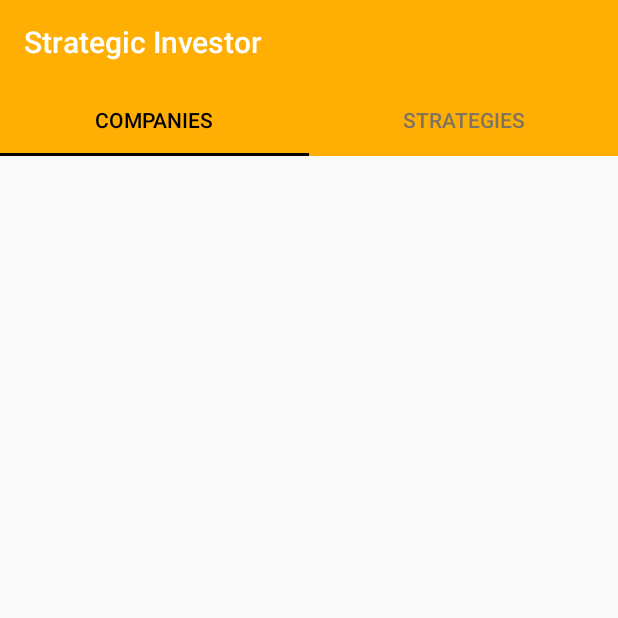
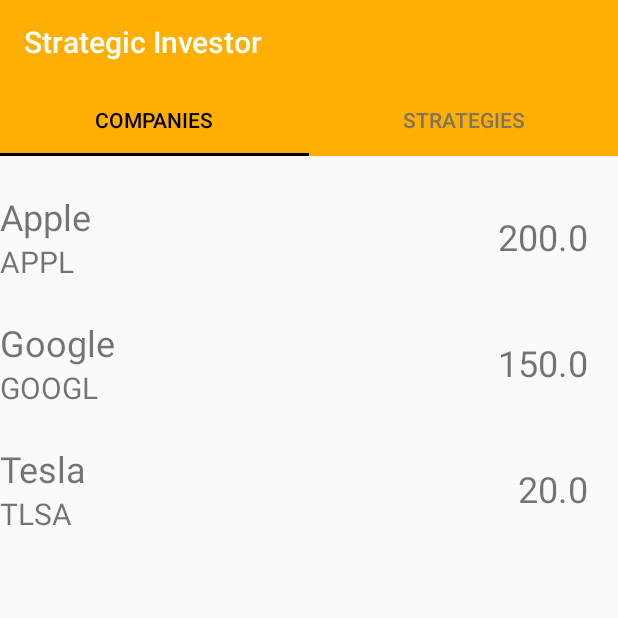
Before and after one commit to matthewwen/StrategicInvestor, an Android app: the screen it shows after launch (Home), on a phone screen of 412 x 824 dp, the top half of it. Run offline under Robolectric (Android 15) with nearby library versions, the phone set to English and light mode, and no system bars.

Commit message:
fixed it so now it is working

```diff
--- a/app/src/main/java/com/strategicinvestor/strategicinvestor/fragment/CompaniesFragment.java
+++ b/app/src/main/java/com/strategicinvestor/strategicinvestor/fragment/CompaniesFragment.java
@@ -1,6 +1,7 @@
 package com.strategicinvestor.strategicinvestor.fragment;
 
 import android.os.Bundle;
+import android.support.annotation.NonNull;
 import android.support.v4.app.Fragment;
 import android.support.v7.widget.LinearLayoutManager;
 import android.support.v7.widget.RecyclerView;
@@ -24,10 +25,11 @@ public class CompaniesFragment extends Fragment {
         return new CompaniesFragment();
     }
 
+
     @Override
-    public void onCreate(Bundle savedInstanceState) {
-        super.onCreate(savedInstanceState);
-
+    public View onCreateView(@NonNull LayoutInflater inflater, ViewGroup container,
+                             Bundle savedInstanceState) {
+        View view = inflater.inflate(R.layout.fragment_companies, container, false);
         Company company = new Company("APPL", "Apple", 200);
         Company company1 = new Company("GOOGL", "Google", 150);
         Company company2 = new Company("TLSA", "Tesla", 20);
@@ -38,15 +40,11 @@ public class CompaniesFragment extends Fragment {
 
         UserCompanyAdapter adapter = new UserCompanyAdapter(allCompany);
 
-        RecyclerView recyclerView = getView().findViewById(R.id.recycle_view);
+        RecyclerView recyclerView = view.findViewById(R.id.recycle_view);
         LinearLayoutManager manager = new LinearLayoutManager(getContext());
         recyclerView.setLayoutManager(manager);
         recyclerView.setAdapter(adapter);
-    }
 
-    @Override
-    public View onCreateView(LayoutInflater inflater, ViewGroup container,
-                             Bundle savedInstanceState) {
-        return inflater.inflate(R.layout.fragment_companies, container, false);
+        return view;
     }
 }
```
